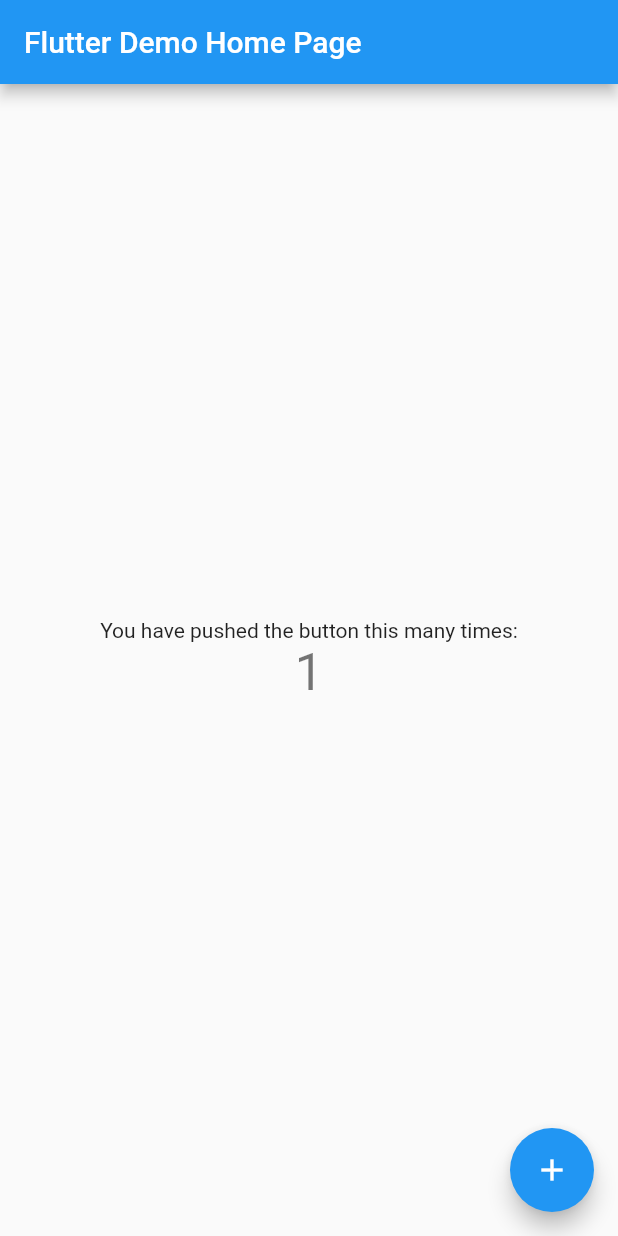
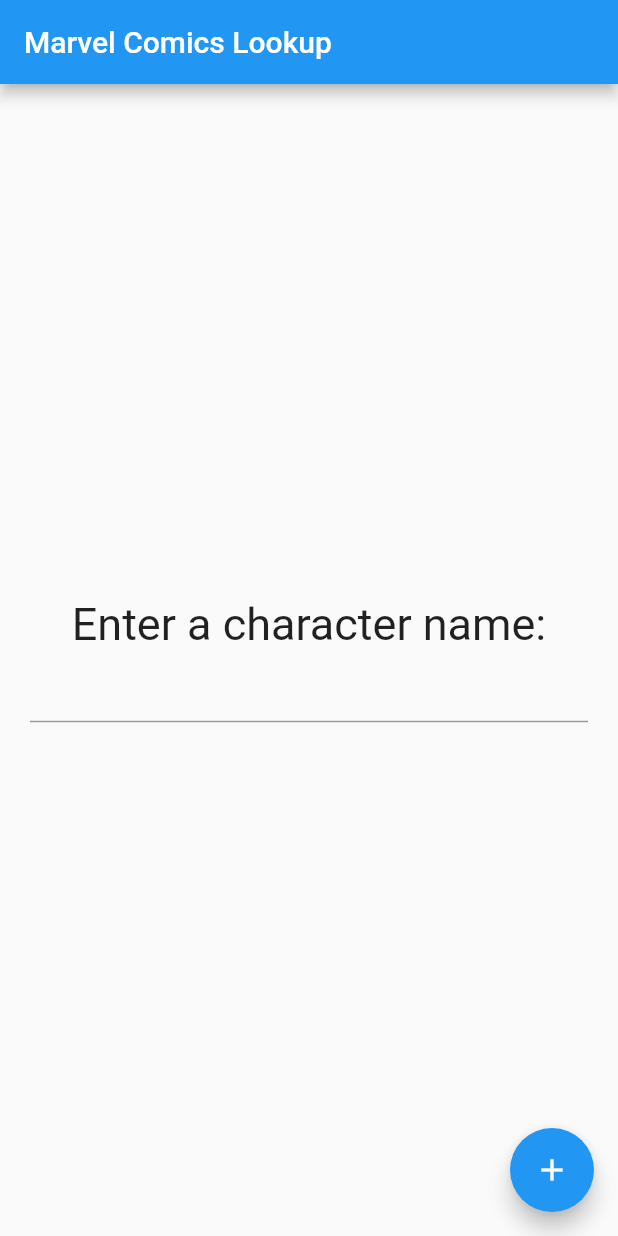
Before and after one commit to rapPayne/marvel-explorer, a Flutter app: the MyHomePage screen opened directly, after a tap on the "add" icon, on a phone screen of 412 x 824 dp. Run offline on Flutter 3.47's test engine with Material 2 defaults, Android fonts, the phone set to English and light mode, and no system bars.

Commit message:
Can read a character name into a form field

```diff
--- a/marvel_explorer/lib/main.dart
+++ b/marvel_explorer/lib/main.dart
@@ -9,18 +9,9 @@ class MyApp extends StatelessWidget {
     return MaterialApp(
       title: 'Flutter Demo',
       theme: ThemeData(
-        // This is the theme of your application.
-        //
-        // Try running your application with "flutter run". You'll see the
-        // application has a blue toolbar. Then, without quitting the app, try
-        // changing the primarySwatch below to Colors.green and then invoke
-        // "hot reload" (press "r" in the console where you ran "flutter run",
-        // or simply save your changes to "hot reload" in a Flutter IDE).
-        // Notice that the counter didn't reset back to zero; the application
-        // is not restarted.
         primarySwatch: Colors.blue,
       ),
-      home: MyHomePage(title: 'Flutter Demo Home Page'),
+      home: MyHomePage(title: 'Marvel Comics Lookup'),
     );
   }
 }
@@ -44,68 +35,55 @@ class MyHomePage extends StatefulWidget {
 }
 
 class _MyHomePageState extends State<MyHomePage> {
-  int _counter = 0;
+  String character = "Hulk";
+  String apiKey = "544c4bd372b1cfe780b82adb9240affe";
+  final characterNameController = new TextEditingController();
 
+  _MyHomePageState() {}
   void _incrementCounter() {
-    setState(() {
-      // This call to setState tells the Flutter framework that something has
-      // changed in this State, which causes it to rerun the build method below
-      // so that the display can reflect the updated values. If we changed
-      // _counter without calling setState(), then the build method would not be
-      // called again, and so nothing would appear to happen.
-      _counter++;
-    });
+    setState(() {});
   }
 
   @override
   Widget build(BuildContext context) {
-    // This method is rerun every time setState is called, for instance as done
-    // by the _incrementCounter method above.
-    //
-    // The Flutter framework has been optimized to make rerunning build methods
-    // fast, so that you can just rebuild anything that needs updating rather
-    // than having to individually change instances of widgets.
     return Scaffold(
       appBar: AppBar(
         // Here we take the value from the MyHomePage object that was created by
         // the App.build method, and use it to set our appbar title.
         title: Text(widget.title),
       ),
-      body: Center(
-        // Center is a layout widget. It takes a single child and positions it
-        // in the middle of the parent.
+      body: Padding(
+        padding: EdgeInsets.all(20.0),
+        child: Center(
           child: Column(
-          // Column is also layout widget. It takes a list of children and
-          // arranges them vertically. By default, it sizes itself to fit its
-          // children horizontally, and tries to be as tall as its parent.
-          //
-          // Invoke "debug painting" (press "p" in the console, choose the
-          // "Toggle Debug Paint" action from the Flutter Inspector in Android
-          // Studio, or the "Toggle Debug Paint" command in Visual Studio Code)
-          // to see the wireframe for each widget.
-          //
-          // Column has various properties to control how it sizes itself and
-          // how it positions its children. Here we use mainAxisAlignment to
-          // center the children vertically; the main axis here is the vertical
-          // axis because Columns are vertical (the cross axis would be
-          // horizontal).
               mainAxisAlignment: MainAxisAlignment.center,
               children: <Widget>[
                 Text(
-              'You have pushed the button this many times:',
+                  'Enter a character name:',
+                  style: TextStyle(fontSize: 30),
                 ),
-            Text(
-              '$_counter',
-              style: Theme.of(context).textTheme.display1,
+                TextField(
+                  controller: characterNameController,
+                  onEditingComplete: () {
+                    this.fetchCharacterInfo(
+                        this.characterNameController.text, apiKey);
+                    print(this.characterNameController.text);
+                  },
                 ),
-          ],
+              ]),
         ),
       ),
       floatingActionButton: FloatingActionButton(
         onPressed: _incrementCounter,
-        tooltip: 'Increment',
+        tooltip: 'Get a hero',
         child: Icon(Icons.add),
       ), // This trailing comma makes auto-formatting nicer for build methods.
     );
   }
+
+  void fetchCharacterInfo(characterName, apiKey) {
+    String url =
+        'https://gateway.marvel.com/v1/public/characters?name=${characterName}&apikey=${apiKey}';
+    print(url);
   }
+}
```
Lines whose indentation alone changed are shown as unchanged.
